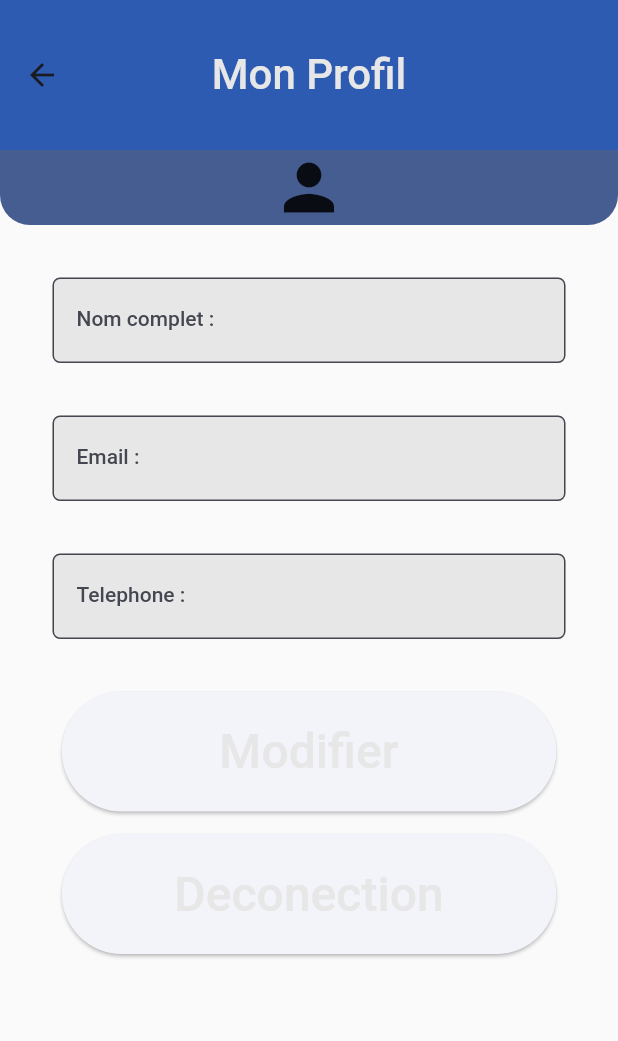
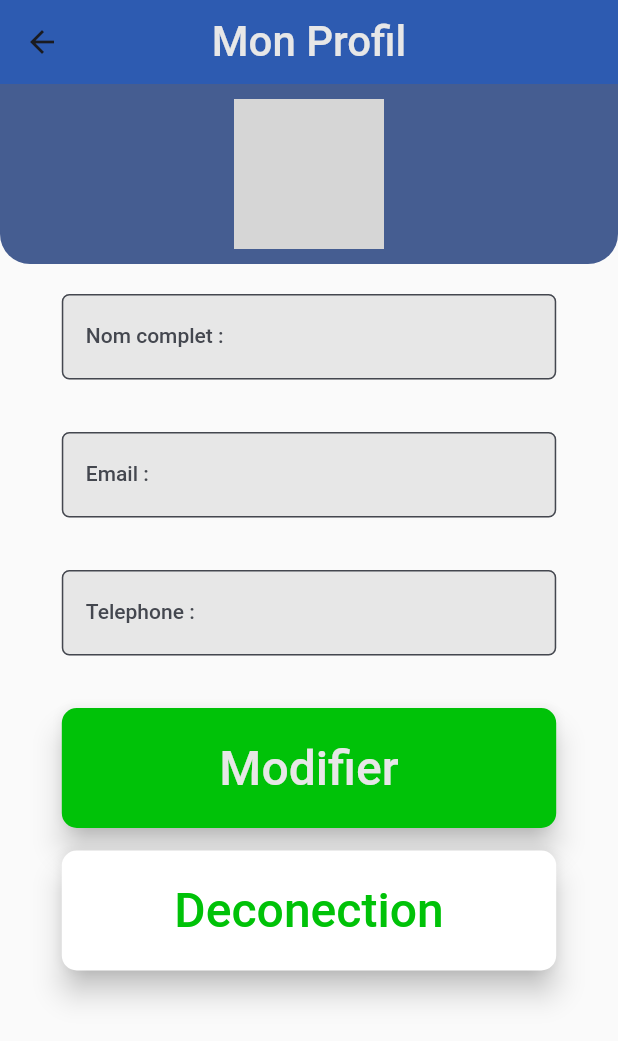
Before and after one commit to Nofinu/employeeApp, a Flutter app: the ProfilPageScreen screen opened directly, on a phone screen of 412 x 824 dp. Shown: the top 1041 px of the screen. Run offline on Flutter 3.47's test engine with Material 2 defaults, Android fonts, the phone set to English and light mode, and no system bars; our stand-ins replace badges, flutter_riverpod; network calls fail; grey boxes are pictures that could not be loaded.

```diff
--- a/lib/Screen/messageBox/message_box.dart
+++ b/lib/Screen/messageBox/message_box.dart
@@ -26,7 +26,7 @@ class _MessageBoxScreenState extends ConsumerState<MessageBoxScreen> {
 
   @override
   Widget build(BuildContext context) {
-    List<Message> messagesTabs = ref.watch(messageProvider);
+    List<Message> messagesTabs = ref.watch(messageProvider.notifier).messages;
     if (widget.user != null) {
       messagesTabs = messagesTabs
           .where(
--- a/lib/Screen/profil_screen.dart
+++ b/lib/Screen/profil_screen.dart
@@ -1,16 +1,20 @@
 import 'package:flutter/material.dart';
+import 'package:flutter_riverpod/flutter_riverpod.dart';
+import 'package:tracker_app/model/User.dart';
+import 'package:tracker_app/provider/auth_provider.dart';
+import 'package:tracker_app/widgets/avatar.dart';
 
-class ProfilPageScreen extends StatelessWidget {
+class ProfilPageScreen extends ConsumerWidget {
   const ProfilPageScreen({super.key});
 
   @override
-  Widget build(BuildContext context) {
+  Widget build(BuildContext context, WidgetRef ref) {
     final screenWidth = MediaQuery.of(context).size.width;
     final formKey = GlobalKey();
+    final User user = ref.read(authProvider);
 
     return Scaffold(
       appBar: AppBar(
-        toolbarHeight: 100,
         centerTitle: true,
         title: Text(
           "Mon Profil",
@@ -20,25 +24,23 @@ class ProfilPageScreen extends StatelessWidget {
           ),
         ),
       ),
-      body: Column(
+      body: SingleChildScrollView(
+        child: Column(
           children: [
             Container(
-            width: double.infinity,
+              padding: EdgeInsets.symmetric(
+                  horizontal: (screenWidth / 2) - 50, vertical: 10),
               decoration: BoxDecoration(
                 borderRadius: const BorderRadius.only(
                     bottomLeft: Radius.circular(20),
                     bottomRight: Radius.circular(20)),
                 color: Theme.of(context).colorScheme.primary,
               ),
-            child: const Icon(
-              Icons.person,
-              size: 50,
+              child: Avatar(user: user, radius: 50),
             ),
-            // child : Image(image: ,),
-          ),
-          SingleChildScrollView(
-            child: Padding(
-              padding: const EdgeInsets.all(35.0),
+            Padding(
+              padding: EdgeInsets.symmetric(
+                  horizontal: screenWidth * 0.1, vertical: 20),
               child: Form(
                 key: formKey,
                 child: Column(
@@ -97,6 +99,10 @@ class ProfilPageScreen extends StatelessWidget {
                     ElevatedButton(
                       onPressed: () {},
                       style: ElevatedButton.styleFrom(
+                          elevation: 8,
+                          backgroundColor: const Color.fromRGBO(0, 194, 8, 1),
+                          shape: RoundedRectangleBorder(
+                              borderRadius: BorderRadius.circular(10)),
                           maximumSize: Size(screenWidth * 0.8, 80),
                           minimumSize: Size(screenWidth * 0.8, 80)),
                       child: Text(
@@ -113,22 +119,27 @@ class ProfilPageScreen extends StatelessWidget {
                     ElevatedButton(
                       onPressed: () {},
                       style: ElevatedButton.styleFrom(
+                          elevation: 8,
+                          backgroundColor: Colors.white,
+                          shape: RoundedRectangleBorder(
+                              borderRadius: BorderRadius.circular(10)),
                           maximumSize: Size(screenWidth * 0.8, 80),
                           minimumSize: Size(screenWidth * 0.8, 80)),
-                        child: Text(
+                      child: const Text(
                         "Deconection",
                         style: TextStyle(
-                            color: Theme.of(context).colorScheme.onBackground,
+                          color: Color.fromRGBO(0, 194, 8, 1),
                           fontSize: 32,
                         ),
                       ),
                     ),
                   ],
-                  )),
+                ),
               ),
             ),
           ],
         ),
+      ),
     );
   }
 }
--- a/lib/model/messageModel/problem.dart
+++ b/lib/model/messageModel/problem.dart
@@ -3,7 +3,7 @@ import 'package:tracker_app/widgets/probelem_message_item.dart';
 import 'package:tracker_app/model/messageModel/message.dart';
 
 class Probleme extends Message {
-  const Probleme(
+  Probleme(
       {required super.title,
       required super.detail,
       required super.dateWritting,
```
Also changed, not shown: lib/Screen/home_page.dart (+21 -6 lines), lib/Widgets/button_home_page.dart (+5 -4 lines), lib/Widgets/probelem_message_item.dart (+10 -2 lines), lib/Widgets/request_message_item.dart (+23 -9 lines), lib/model/messageModel/message.dart (+6 -1 lines), lib/provider/messages_provider.dart (+33 -17 lines). Lines whose indentation alone changed are shown as unchanged.
